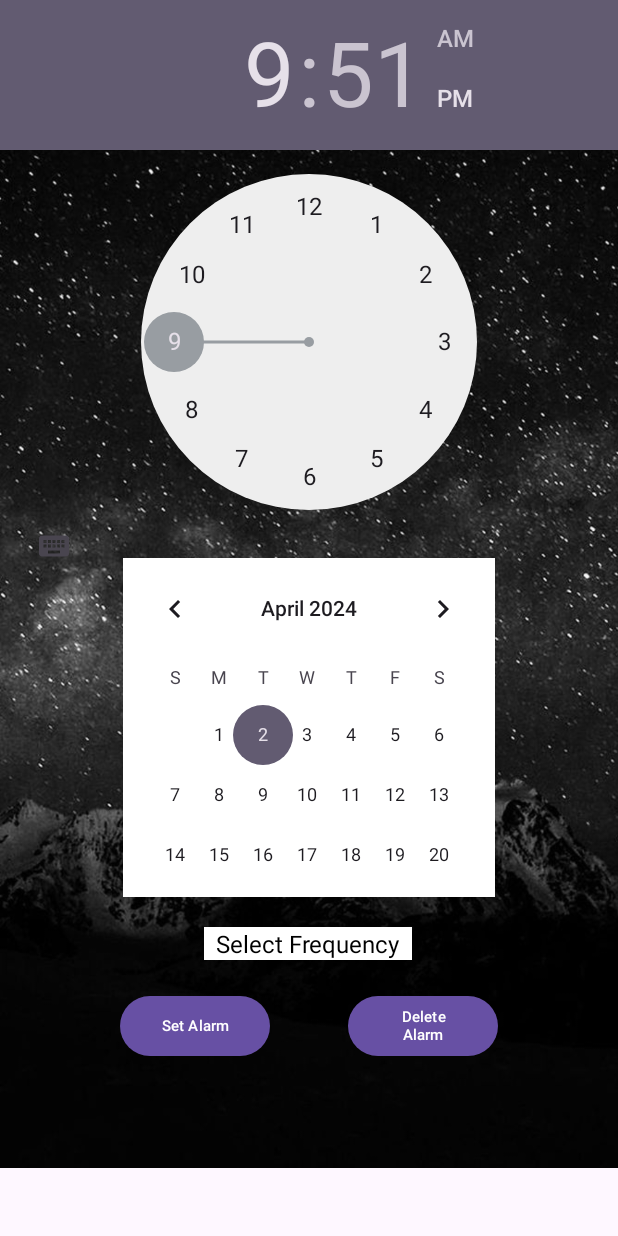
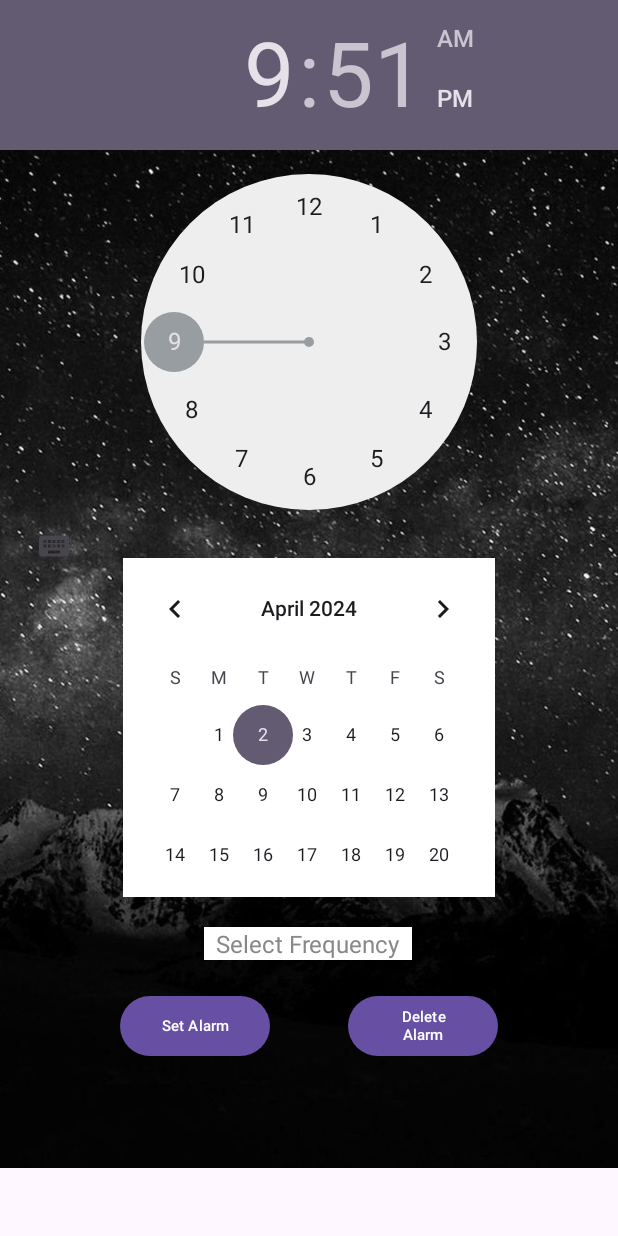
Before and after one commit to ayush4921/android-project-3, an Android app: the screen it shows after launch (MainActivity), on a phone screen of 412 x 824 dp. Run offline under Robolectric (Android 15) with nearby library versions, the phone set to English and light mode, and no system bars.

Commit message:
changing text color of frequency spinner

```diff
--- a/app/src/main/java/com/example/project3/MainActivity.java
+++ b/app/src/main/java/com/example/project3/MainActivity.java
@@ -46,7 +46,7 @@ public class MainActivity extends AppCompatActivity {
                 TextView textView = (TextView) view;
                 if (position == 0) { // Hint's position
                     textView.setText(getItem(position));
-                    textView.setTextColor(Color.BLACK);
+                    textView.setTextColor(Color.GRAY);
                 } else {
                     textView.setTextColor(Color.BLACK);
                 }
```
